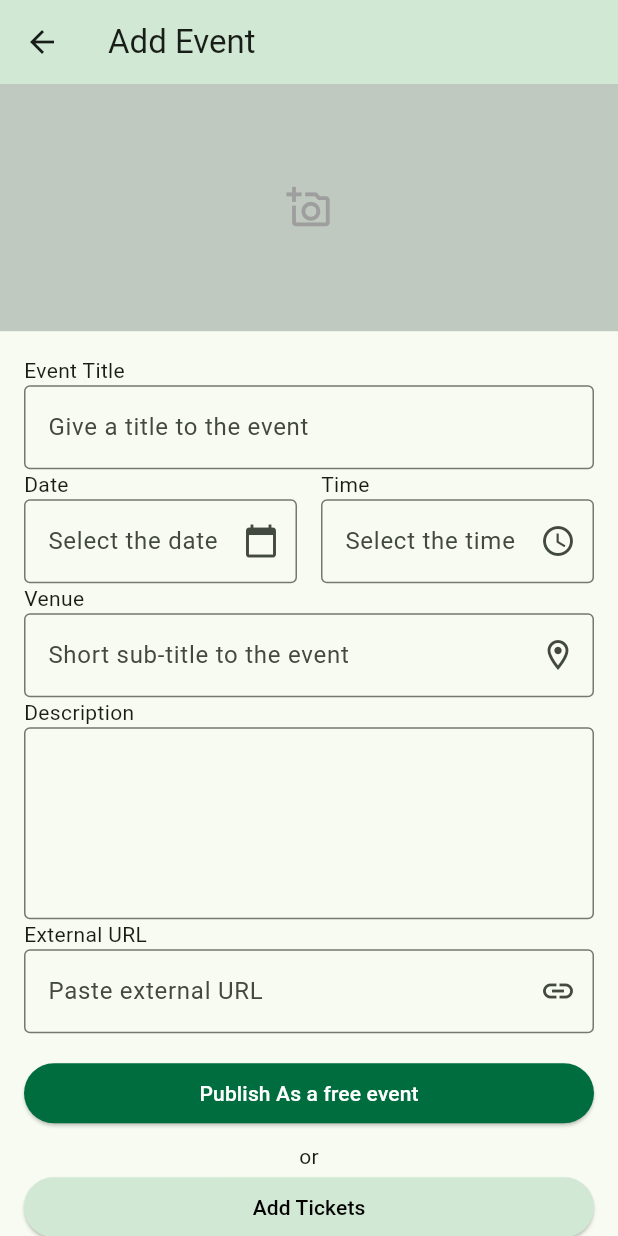
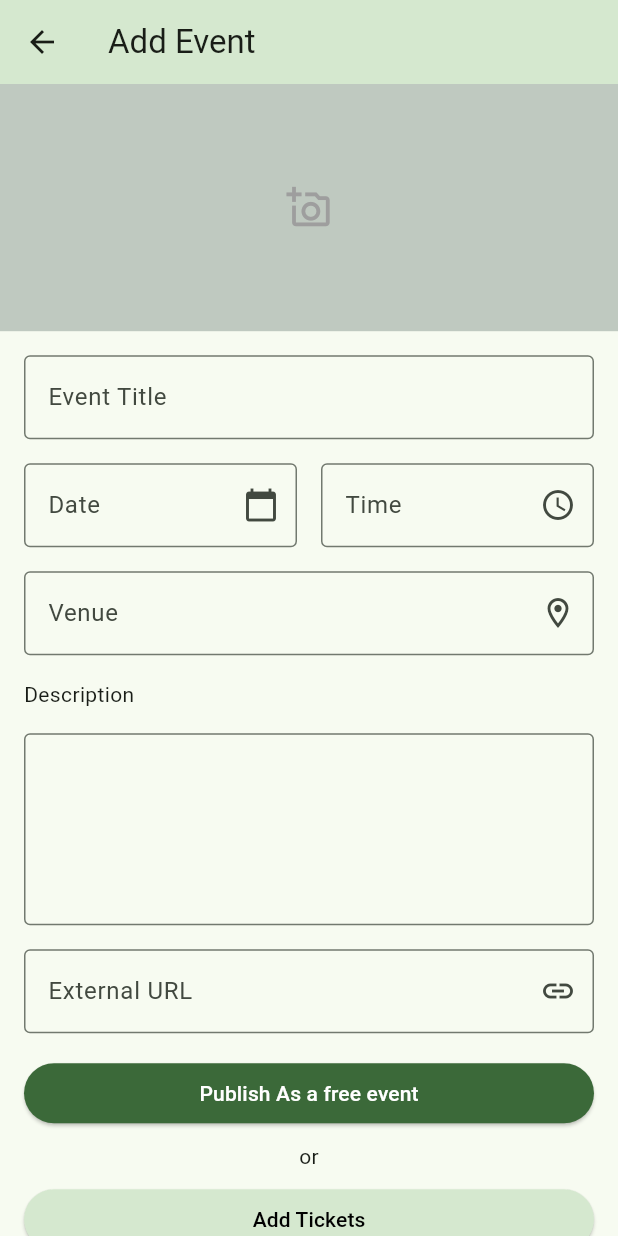
Before and after one commit to AshenPrabath/Green_Events-Flutter, a Flutter app: the Addevent_ticketPage screen opened directly, on a phone screen of 412 x 824 dp. Run offline on Flutter 3.47's test engine with Material 2 defaults, Android fonts, the phone set to English and light mode, and no system bars; our stand-ins replace image_picker.

Commit message:
updated the text fields of addevent_tickets page

```diff
--- a/lib/view/addevent_tickets.dart
+++ b/lib/view/addevent_tickets.dart
@@ -2,6 +2,7 @@ import 'package:flutter/material.dart';
 import 'dart:io';
 import 'package:image_picker/image_picker.dart';
 import 'package:nsbm_eventmanagentapplication/view/addtickets.dart';
+import 'package:nsbm_eventmanagentapplication/view/input_textfield.dart';
 
 void main() {
   runApp(const MaterialApp(
@@ -45,6 +46,8 @@ class _Addevent_ticketPageState extends State<Addevent_ticketPage> {
   TextEditingController venueController = TextEditingController();
   TextEditingController descriptionController = TextEditingController();
   TextEditingController urlController = TextEditingController();
+
+  String eventTitle = '';
 
   Future<void> _pickImage() async {
     final picker = ImagePicker();
@@ -108,9 +111,9 @@ class _Addevent_ticketPageState extends State<Addevent_ticketPage> {
         appBar: PreferredSize(
           preferredSize: const Size.fromHeight(kToolbarHeight),
           child: Container(
-            color: const Color(0xFFD1E8D4),
+            color: Theme.of(context).colorScheme.secondaryContainer,
             child: AppBar(
-              backgroundColor: const Color(0xFFD1E8D4),
+               backgroundColor: Theme.of(context).colorScheme.secondaryContainer,
               title: const Text('Add Event'),
             ),
           ),
@@ -143,36 +146,42 @@ class _Addevent_ticketPageState extends State<Addevent_ticketPage> {
                 child: Column(
                   crossAxisAlignment: CrossAxisAlignment.start,
                   children: [
-                    const Text('Event Title'),
-                    TextField(
-                      controller: eventController,
-                      keyboardType: TextInputType.emailAddress,
+                    InputTextField(
+                      labelText: "Event Title",
+                      hint: "Give a title to the event",
+                      onChanged: (text) {
+                        setState(() {
+                          eventTitle = text;
+                        });
+                      },
                       decoration: const InputDecoration(
                         border: OutlineInputBorder(),
-                        hintText: 'Give a title to the event',
                       ),
+                      controller: eventController,
                     ),
+                    const SizedBox(height: 16),
                     Row(
                       children: [
                         Expanded(
                           child: Column(
                             crossAxisAlignment: CrossAxisAlignment.start,
                             children: [
-                              const Text('Date'),
-                              InkWell(
+                              GestureDetector(
                                 onTap: () {
                                   _selectDate(context);
                                 },
-                                child: IgnorePointer(
-                                  child: TextField(
+                                child: TextFormField(
+                                  readOnly: true,
                                   controller: dateController,
-                                    keyboardType: TextInputType.datetime,
                                   decoration: const InputDecoration(
+                                    labelText: 'Date',
+                                    hintText: 'Select the date',
                                     border: OutlineInputBorder(),
-                                      hintText: 'Select the date',
                                     suffixIcon: Icon(Icons.calendar_today),
                                   ),
-                                  ),
+                                  onTap: () {
+                                    _selectDate(context);
+                                  },
                                 ),
                               ),
                             ],
@@ -185,21 +194,22 @@ class _Addevent_ticketPageState extends State<Addevent_ticketPage> {
                           child: Column(
                             crossAxisAlignment: CrossAxisAlignment.start,
                             children: [
-                              const Text('Time'),
-                              InkWell(
+                              GestureDetector(
                                 onTap: () {
                                   _selectTime(context);
                                 },
-                                child: IgnorePointer(
-                                  child: TextField(
+                                child: TextFormField(
+                                  readOnly: true,
                                   controller: timeController,
-                                    keyboardType: TextInputType.datetime,
                                   decoration: const InputDecoration(
                                     border: OutlineInputBorder(),
+                                    labelText: 'Time',
                                     hintText: 'Select the time',
                                     suffixIcon: Icon(Icons.access_time),
                                   ),
-                                  ),
+                                  onTap: () {
+                                    _selectTime(context);
+                                  },
                                 ),
                               ),
                             ],
@@ -207,16 +217,20 @@ class _Addevent_ticketPageState extends State<Addevent_ticketPage> {
                         ),
                       ],
                     ),
-                    const Text('Venue'),
-                    TextField(
+                    const SizedBox(height: 16),
+                    InputTextField(
+                      labelText: 'Venue',
+                      onChanged: (value) {},
                       controller: venueController,
                       decoration: const InputDecoration(
                         border: OutlineInputBorder(),
                         hintText: 'Short sub-title to the event',
-                        suffixIcon: Icon(Icons.location_on_outlined),
                       ),
+                      suffixIcon: Icons.location_on_outlined,
                     ),
+                    const SizedBox(height: 16),
                     const Text('Description'),
+                    const SizedBox(height: 16),
                     SizedBox(
                       width: double.infinity,
                       child: TextField(
@@ -228,15 +242,16 @@ class _Addevent_ticketPageState extends State<Addevent_ticketPage> {
                         ),
                       ),
                     ),
-                    const Text('External URL'),
-                    TextField(
-                      controller: urlController,
-                      keyboardType: TextInputType.url,
+                    const SizedBox(height: 16),
+                    InputTextField(
+                      labelText: 'External URL',
+                      onChanged: (value) {},
+                      controller: venueController,
                       decoration: const InputDecoration(
                         border: OutlineInputBorder(),
                         hintText: 'Paste external URL',
-                        suffixIcon: Icon(Icons.link),
                       ),
+                      suffixIcon: Icons.link,
                     ),
                     const SizedBox(height: 16),
                     SizedBox(
@@ -246,7 +261,7 @@ class _Addevent_ticketPageState extends State<Addevent_ticketPage> {
                           // Handle button press
                         },
                         style: ElevatedButton.styleFrom(
-                          backgroundColor: const Color(0xFF006D3E),
+                         backgroundColor: Theme.of(context).colorScheme.primary,
                         ),
                         child: const Text(
                           'Publish As a free event',
@@ -260,6 +275,7 @@ class _Addevent_ticketPageState extends State<Addevent_ticketPage> {
                     const Center(
                       child: Text('or'),
                     ),
+                    const SizedBox(height: 8),
                     SizedBox(
                       width: double.infinity,
                       child: ElevatedButton(
@@ -272,7 +288,7 @@ class _Addevent_ticketPageState extends State<Addevent_ticketPage> {
                           );
                         },
                         style: ElevatedButton.styleFrom(
-                          backgroundColor: const Color(0xFFD1E8D4),
+                           backgroundColor: Theme.of(context).colorScheme.secondaryContainer,
                         ),
                         child: const Text(
                           'Add Tickets',
--- a/lib/view/addtickets.dart
+++ b/lib/view/addtickets.dart
@@ -10,8 +10,41 @@ class AddticketsPage extends StatefulWidget {
 class _AddticketPageState extends State<AddticketsPage> {
   @override
   Widget build(BuildContext context) {
-    return const Scaffold(
+    return  Scaffold(
+      appBar: AppBar(
+        title: const Text("Add tickets"),
+        backgroundColor: const Color(0xFFD1E8D4),
+        actions: [
+          TextButton(
+            onPressed: () {
 
+            },
+            style: TextButton.styleFrom(
+
+              // ignore: deprecated_member_use
+              primary: const Color(0xFF006D3E),
+            ),
+            child: const Text(
+              "Publish",
+              style: TextStyle(
+                fontWeight: FontWeight.bold,
+              ),
+            ),
+          ),
+        ],
+      ),
+      body: const Center(),
+      floatingActionButton: FloatingActionButton(
+        onPressed: () {
+
+        },
+        backgroundColor: const Color(0xFFEFE9F5),
+        child: const Icon(
+          Icons.add,
+          color: Color(0xFF006D3E),
+        ),
+      ),
+      floatingActionButtonLocation: FloatingActionButtonLocation.endFloat,
     );
   }
 }
--- /dev/null
+++ b/lib/view/input_textfield.dart
@@ -0,0 +1,47 @@
+import 'package:flutter/material.dart';
+
+class InputTextField extends StatelessWidget {
+  final String? hint;
+  final String labelText;
+  final bool? isPassword;
+  final IconData? suffixIcon;
+  final double? width;
+  final String? helperText;
+  final TextInputType? textInputType;
+  final Function(String) onChanged;
+  const InputTextField({
+    Key? key,
+    this.hint,
+    required this.labelText,
+    this.isPassword,
+    this.suffixIcon,
+    this.width,
+    this.helperText,
+    this.textInputType,
+    required this.onChanged, required TextEditingController controller, required InputDecoration decoration,
+  }) : super(key: key);
+
+  @override
+  Widget build(BuildContext context) {
+    return SizedBox(
+      width: width,
+      child: TextFormField(
+        keyboardType: textInputType,
+        onChanged: onChanged,
+        validator: (value) {
+          if (value == null || value.isEmpty) {
+            return 'Please fill this field';
+          }
+          return null;
+        },
+        obscureText: isPassword ?? false,
+        decoration: InputDecoration(
+            suffixIcon: Icon(suffixIcon),
+            border: const OutlineInputBorder(),
+            labelText: labelText,
+            hintText: hint,
+            helperText: helperText),
+      ),
+    );
+  }
+}
```
Lines whose indentation alone changed are shown as unchanged.
